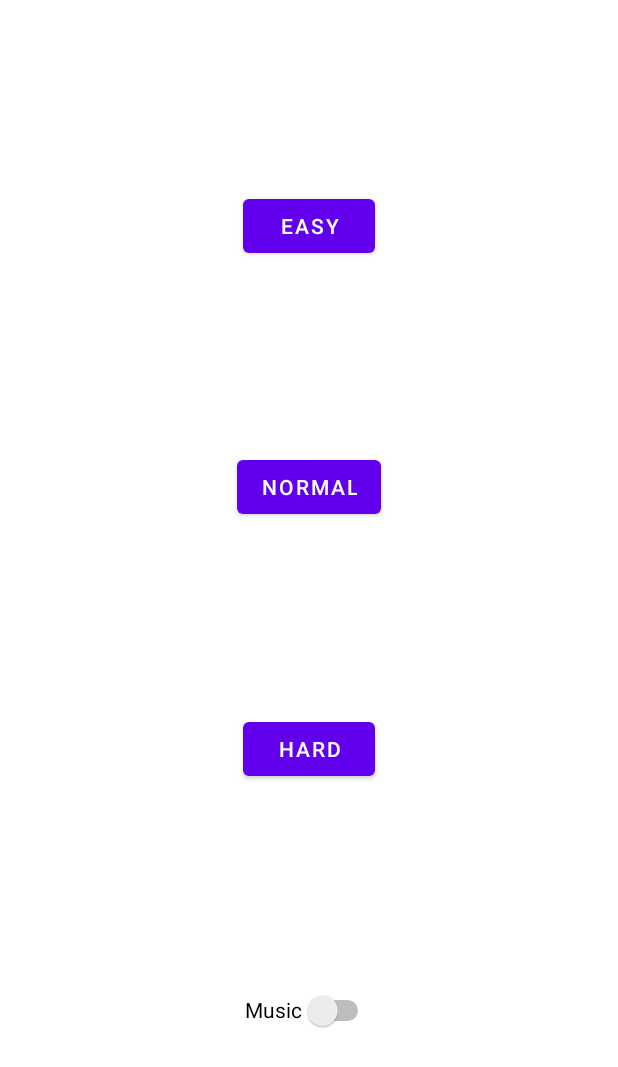
After one commit to Coiggahou2002/AircraftWar-Android, an Android app: the layout start_menu.xml on its own in the app's theme, with its tools: preview values and no code run, on a phone screen of 412 x 824 dp. The commit adds this screen. Shown: the top 1067 px of the screen. Run offline under Robolectric (Android 15) with nearby library versions, the phone set to English and light mode, and no system bars.

Commit message:
Start menu gui design

```diff
--- a/app/src/main/AndroidManifest.xml
+++ b/app/src/main/AndroidManifest.xml
@@ -15,7 +15,6 @@
             android:theme="@style/Theme.MyApplication.NoActionBar">
             <intent-filter>
                 <action android:name="android.intent.action.MAIN" />
-
                 <category android:name="android.intent.category.LAUNCHER" />
             </intent-filter>
         </activity>
--- /dev/null
+++ b/app/src/main/res/layout/start_menu.xml
@@ -0,0 +1,52 @@
+<?xml version="1.0" encoding="utf-8"?>
+<androidx.constraintlayout.widget.ConstraintLayout xmlns:android="http://schemas.android.com/apk/res/android"
+    xmlns:app="http://schemas.android.com/apk/res-auto"
+    xmlns:tools="http://schemas.android.com/tools"
+    android:layout_width="match_parent"
+    android:layout_height="match_parent">
+
+    <Button
+        android:id="@+id/easy_button"
+        android:layout_width="wrap_content"
+        android:layout_height="wrap_content"
+        android:text="@string/easy_mode_button"
+        app:layout_constraintBottom_toTopOf="@+id/normal_button"
+        app:layout_constraintEnd_toEndOf="parent"
+        app:layout_constraintHorizontal_bias="0.5"
+        app:layout_constraintStart_toStartOf="parent"
+        app:layout_constraintTop_toTopOf="parent" />
+
+    <Button
+        android:id="@+id/normal_button"
+        android:layout_width="wrap_content"
+        android:layout_height="wrap_content"
+        android:text="@string/normal_mode_button"
+        app:layout_constraintBottom_toTopOf="@+id/hard_button"
+        app:layout_constraintEnd_toEndOf="parent"
+        app:layout_constraintHorizontal_bias="0.5"
+        app:layout_constraintStart_toStartOf="parent"
+        app:layout_constraintTop_toBottomOf="@+id/easy_button" />
+
+    <Button
+        android:id="@+id/hard_button"
+        android:layout_width="wrap_content"
+        android:layout_height="wrap_content"
+        android:text="@string/hard_mode_button"
+        app:layout_constraintBottom_toTopOf="@+id/switch1"
+        app:layout_constraintEnd_toEndOf="parent"
+        app:layout_constraintHorizontal_bias="0.5"
+        app:layout_constraintStart_toStartOf="parent"
+        app:layout_constraintTop_toBottomOf="@+id/normal_button" />
+
+    <Switch
+        android:id="@+id/switch1"
+        android:layout_width="wrap_content"
+        android:layout_height="wrap_content"
+        android:minHeight="48dp"
+        android:text="@string/music_switch"
+        app:layout_constraintBottom_toBottomOf="parent"
+        app:layout_constraintEnd_toEndOf="parent"
+        app:layout_constraintHorizontal_bias="0.5"
+        app:layout_constraintStart_toStartOf="parent"
+        app:layout_constraintTop_toBottomOf="@+id/hard_button" />
+</androidx.constraintlayout.widget.ConstraintLayout>
--- a/app/src/main/res/values/strings.xml
+++ b/app/src/main/res/values/strings.xml
@@ -1,12 +1,12 @@
 <resources>
     <string name="app_name">My Application</string>
     <string name="action_settings">Settings</string>
-    <!-- Strings used for fragments for navigation -->
-    <string name="first_fragment_label">First Fragment</string>
-    <string name="second_fragment_label">Second Fragment</string>
-    <string name="next">Next</string>
-    <string name="previous">Previous</string>
 
-    <string name="hello_first_fragment">Hello first fragment</string>
-    <string name="hello_second_fragment">Hello second fragment. Arg: %1$s</string>
+    <!-- Strings used for layout design-->
+    <string name="easy_mode_button">Easy</string>
+    <string name="normal_mode_button">Normal</string>
+    <string name="hard_mode_button">Hard</string>
+
+    <string name="music_switch">Music</string>
+
 </resources>
```
